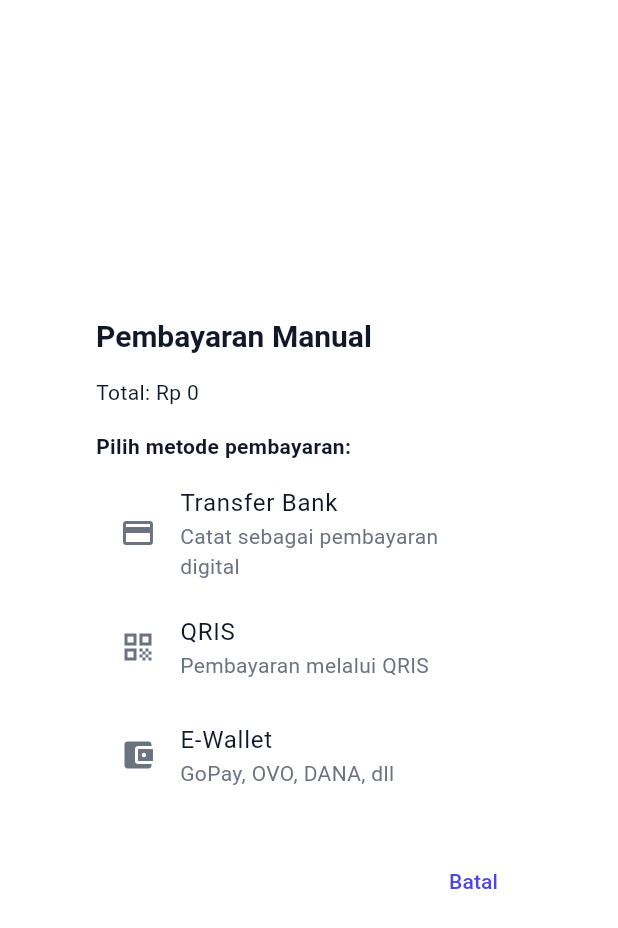
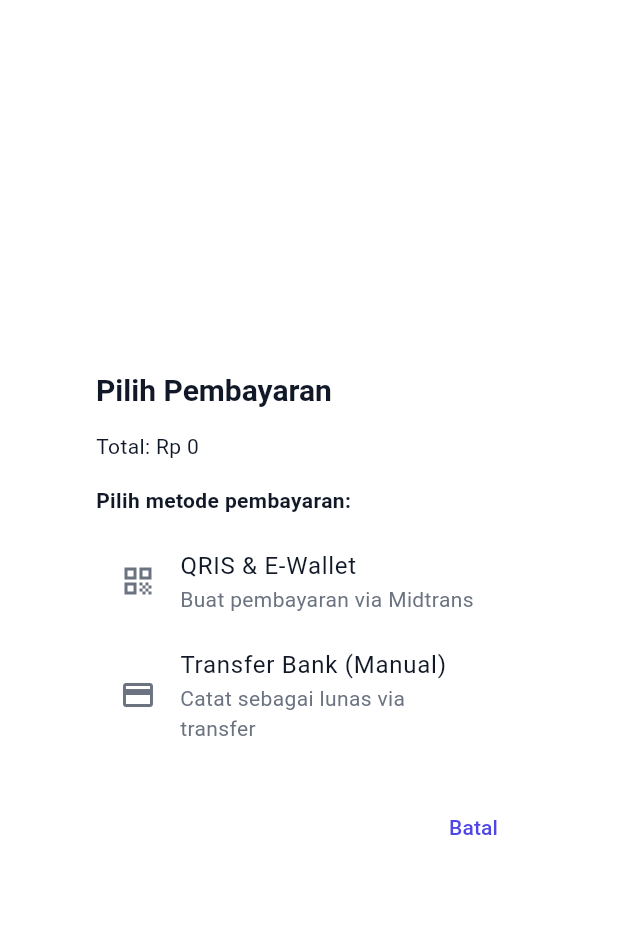
Before and after one commit to deseti/omsetpro-flutter, a Flutter app: the ManualPaymentDialog widget shown alone on an empty page, opened directly with empty values, on a phone screen of 412 x 824 dp. Shown: the top 928 px of the screen. Run offline on Flutter 3.47's test engine with Material 3 defaults, Android fonts, the light colour scheme and no system bars; our stand-ins replace connectivity_plus, dio, file_picker, fl_chart, flutter_riverpod, image_picker and 2 more; missing offline and left inert: dart:html, midtrans_sdk, mobile_scanner, multiselect_formfield; accounts and stored records are empty; network calls fail; Roboto replaces fonts that are missing (Poppins).

Commit message:
feat: Enhance payment processing with new digital payment flow and receipt formatting

```diff
--- a/frontend/lib/features/kasir/widgets/manual_payment_dialog.dart
+++ b/frontend/lib/features/kasir/widgets/manual_payment_dialog.dart
@@ -3,24 +3,29 @@ import '../../../utils/currency_formatter.dart';
 
 class ManualPaymentDialog extends StatelessWidget {
   final int totalHarga;
-  final Function(String paymentType) onPaymentSelected;
+  final Function(String paymentType) onManualPaymentSelected;
+  // [BARU] Tambahkan callback baru untuk pembayaran digital sungguhan
+  final VoidCallback onDigitalPaymentInitiated;
 
   const ManualPaymentDialog({
     super.key,
     required this.totalHarga,
-    required this.onPaymentSelected,
+    required this.onManualPaymentSelected,
+    required this.onDigitalPaymentInitiated, // [BARU]
   });
 
   static void show(
     BuildContext context, {
     required int totalHarga,
-    required Function(String paymentType) onPaymentSelected,
+    required Function(String paymentType) onManualPaymentSelected,
+    required VoidCallback onDigitalPaymentInitiated, // [BARU]
   }) {
     showDialog(
       context: context,
       builder: (context) => ManualPaymentDialog(
         totalHarga: totalHarga,
-        onPaymentSelected: onPaymentSelected,
+        onManualPaymentSelected: onManualPaymentSelected,
+        onDigitalPaymentInitiated: onDigitalPaymentInitiated, // [BARU]
       ),
     );
   }
@@ -28,7 +33,7 @@ class ManualPaymentDialog extends StatelessWidget {
   @override
   Widget build(BuildContext context) {
     return AlertDialog(
-      title: const Text('Pembayaran Manual'),
+      title: const Text('Pilih Pembayaran'), // Judul diubah agar lebih umum
       content: Column(
         mainAxisSize: MainAxisSize.min,
         crossAxisAlignment: CrossAxisAlignment.start,
@@ -40,26 +45,30 @@ class ManualPaymentDialog extends StatelessWidget {
             style: TextStyle(fontWeight: FontWeight.bold),
           ),
           const SizedBox(height: 8),
+
+          // [MODIFIKASI] Opsi ini sekarang memanggil fungsi yang berbeda
+          _buildPaymentOption(
+            context,
+            icon: Icons.qr_code,
+            title: 'QRIS & E-Wallet',
+            subtitle: 'Buat pembayaran via Midtrans',
+            onTapAction: () {
+              Navigator.of(context).pop();
+              onDigitalPaymentInitiated(); // Panggil fungsi untuk memunculkan QRIS
+            },
+          ),
+
+          // [MODIFIKASI] Opsi ini tetap sebagai pencatatan manual
           _buildPaymentOption(
             context,
             icon: Icons.credit_card,
-            title: 'Transfer Bank',
-            subtitle: 'Catat sebagai pembayaran digital',
-            paymentType: 'transfer',
-          ),
-          _buildPaymentOption(
-            context,
-            icon: Icons.qr_code,
-            title: 'QRIS',
-            subtitle: 'Pembayaran melalui QRIS',
-            paymentType: 'qris',
-          ),
-          _buildPaymentOption(
-            context,
-            icon: Icons.account_balance_wallet,
-            title: 'E-Wallet',
-            subtitle: 'GoPay, OVO, DANA, dll',
-            paymentType: 'ewallet',
+            title: 'Transfer Bank (Manual)',
+            subtitle: 'Catat sebagai lunas via transfer',
+            onTapAction: () {
+              Navigator.of(context).pop();
+              // 'transfer' adalah nama metode bayar yang akan disimpan
+              onManualPaymentSelected('Transfer Bank');
+            },
           ),
         ],
       ),
@@ -77,16 +86,13 @@ class ManualPaymentDialog extends StatelessWidget {
     required IconData icon,
     required String title,
     required String subtitle,
-    required String paymentType,
+    required VoidCallback onTapAction, // [MODIFIKASI] Gunakan callback umum
   }) {
     return ListTile(
       leading: Icon(icon),
       title: Text(title),
       subtitle: Text(subtitle),
-      onTap: () {
-        Navigator.of(context).pop();
-        onPaymentSelected(paymentType);
-      },
+      onTap: onTapAction, // Gunakan action yang sudah ditentukan
     );
   }
 }
```
Also changed, not shown: frontend/lib/features/kasir/kasir_page.dart (+37 -17 lines), frontend/lib/features/kasir/services/transaction_service.dart (+33 -52 lines), frontend/lib/features/kasir/widgets/payment_buttons_widget.dart (+7 -2 lines), frontend/lib/services/midtrans_service.dart (+19 -12 lines), frontend/lib/services/receipt_service.dart (+8 -7 lines), 3 other files.
